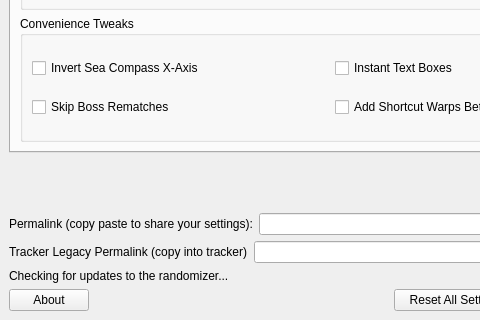
Above: gui/mainwindow.ui from SuperDude88/TWWHD-Randomizer before the change; both pictures show x 0 to 480 and y 444 to 764 of the 968 by 764 pixel window. Below: the same form after it.
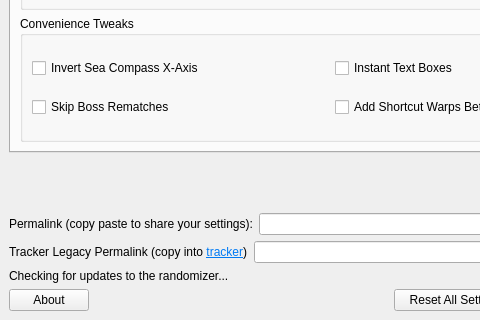
That is the form after the change.

Commit message: Add link to tracker

The edit to the form file:
```diff
--- a/gui/mainwindow.ui
+++ b/gui/mainwindow.ui
@@ -1642,7 +1642,16 @@
       <item>
        <widget class="QLabel" name="label_7">
         <property name="text">
-         <string>Tracker Legacy Permalink (copy into tracker)</string>
+         <string>&lt;html&gt;&lt;head/&gt;&lt;body&gt;&lt;p&gt;Tracker Legacy Permalink (copy into &lt;a href=&quot;https://gymnast86.github.io/&quot;&gt;&lt;span style=&quot; text-decoration: underline; color:#007af4;&quot;&gt;tracker&lt;/span&gt;&lt;/a&gt;)&lt;/p&gt;&lt;/body&gt;&lt;/html&gt;</string>
+        </property>
+        <property name="textFormat">
+         <enum>Qt::RichText</enum>
+        </property>
+        <property name="openExternalLinks">
+         <bool>true</bool>
+        </property>
+        <property name="textInteractionFlags">
+         <set>Qt::TextBrowserInteraction</set>
         </property>
        </widget>
       </item>
```
Left out of the diff: 2 changed lines with no effect on the pictures.
